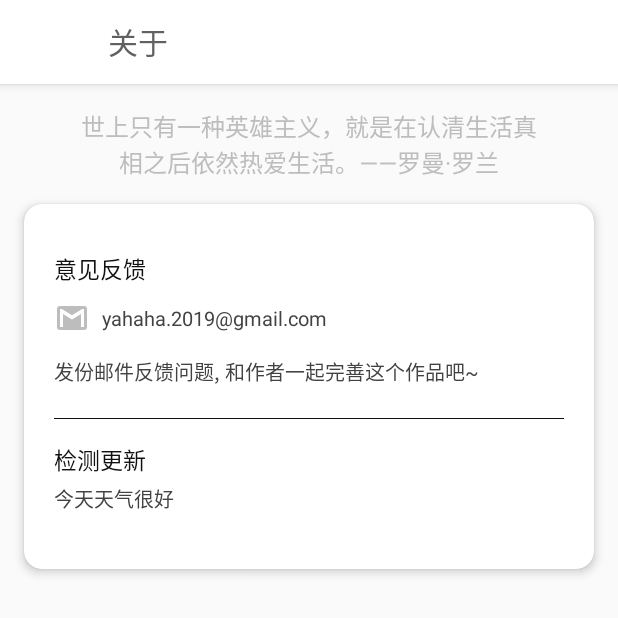
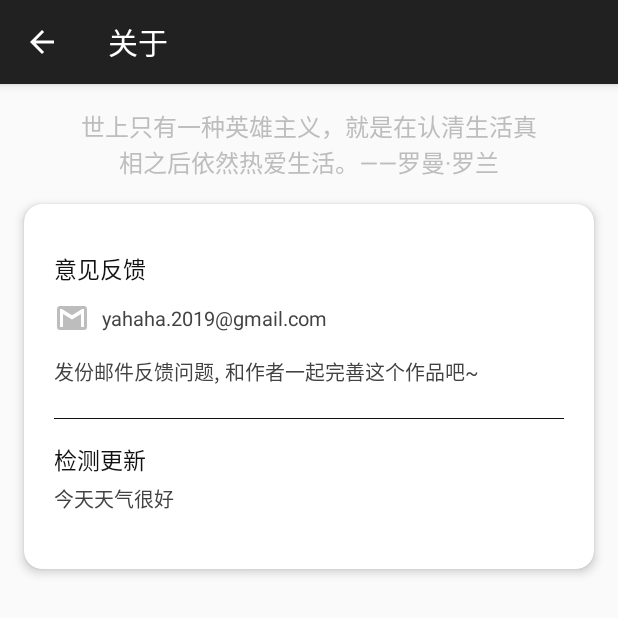
Before and after one commit to csming1995/hundredpercent, an Android app: the SettingActivity screen opened directly, with no data from a screen before it, on a phone screen of 412 x 824 dp, the top half of it. Run offline under Robolectric (Android 15) with nearby library versions, the phone set to English and light mode, and no system bars; our stand-ins replace CircleImageView; libraries missing offline, so code that uses them is left out: com.umeng.analytics; 1 statement that could not run was skipped.

Commit message:
优化关于页面

```diff
--- a/app/src/main/java/com/csming/percent/setting/SettingActivity.java
+++ b/app/src/main/java/com/csming/percent/setting/SettingActivity.java
@@ -91,7 +91,7 @@ public class SettingActivity extends AppCompatActivity {
      */
     private void initToolBar() {
         toolbar = findViewById(R.id.toolbar);
-        toolbar.setBackgroundColor(getResources().getColor(R.color.color_ffffff));
+//        toolbar.setBackgroundColor(getResources().getColor(R.color.color_ffffff));
 
         setSupportActionBar(toolbar);
         ActionBar actionBar = getSupportActionBar();
--- a/app/src/main/res/layout/activity_setting.xml
+++ b/app/src/main/res/layout/activity_setting.xml
@@ -22,11 +22,11 @@
             android:layout_width="match_parent"
             android:layout_height="match_parent"
             android:layout_gravity="top"
-            android:background="@color/color_ffffff"
+            android:background="@color/color_212121"
             android:elevation="4dp"
             app:elevation="4dp"
             app:title="@string/title_setting"
-            app:titleTextColor="@color/color_616161">
+            app:titleTextColor="@color/color_ffffff">
 
         </androidx.appcompat.widget.Toolbar>
 
--- a/app/src/main/res/layout/item_list_plan.xml
+++ b/app/src/main/res/layout/item_list_plan.xml
@@ -6,7 +6,7 @@
     android:layout_height="wrap_content"
     android:layout_marginStart="@dimen/margin_side"
     android:layout_marginEnd="@dimen/margin_side"
-    android:layout_marginBottom="10dp"
+    android:layout_marginBottom="16dp"
     android:clickable="true"
     android:focusable="true"
     android:foreground="?android:attr/selectableItemBackground"
--- a/app/src/main/res/layout/item_list_record.xml
+++ b/app/src/main/res/layout/item_list_record.xml
@@ -5,7 +5,7 @@
     android:layout_height="wrap_content"
     android:layout_marginStart="@dimen/margin_side"
     android:layout_marginEnd="@dimen/margin_side"
-    android:layout_marginBottom="10dp"
+    android:layout_marginBottom="16dp"
     android:orientation="horizontal"
     app:cardCornerRadius="8dp"
     app:cardElevation="4dp">
```
